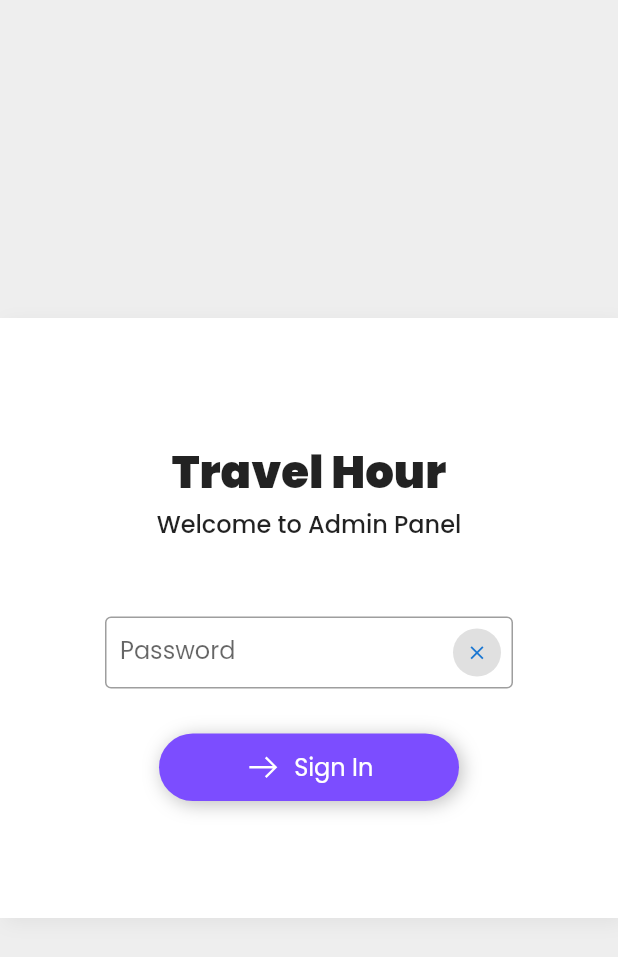
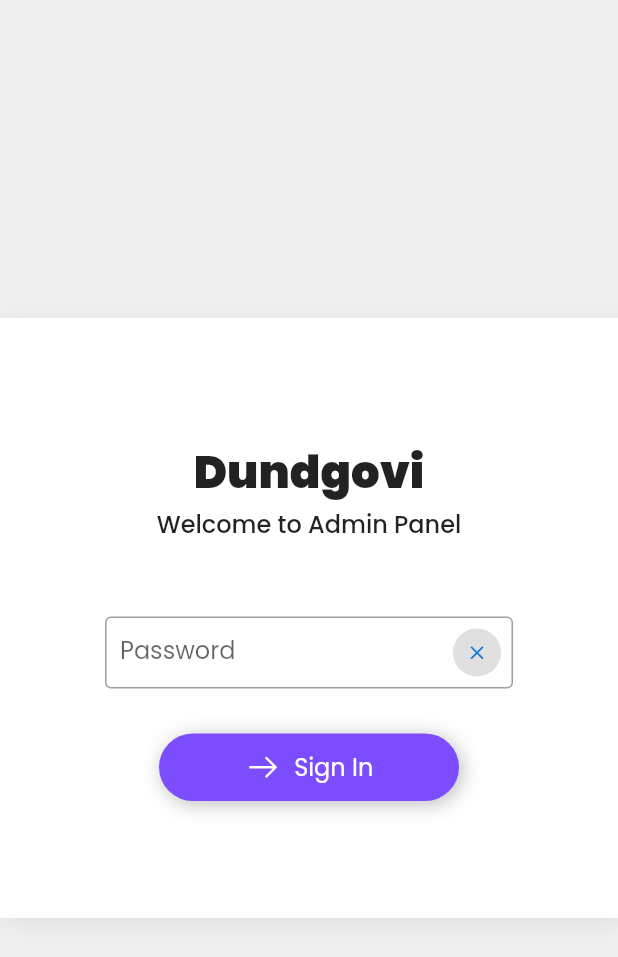
Before and after one commit to jambacx/Dundgovi-Admin, a Flutter app: the screen it shows after launch, on a phone screen of 412 x 824 dp. Shown: the top 957 px of the screen. Run offline on Flutter 3.47's test engine with Material 2 defaults, Android fonts, the phone set to English and light mode, and no system bars; our stand-ins replace cached_network_image, cloud_firestore, flutter_html, fluttertoast, google_fonts, html_unescape and 2 more; accounts and stored records are empty.

Commit message:
fix: plate added

```diff
--- a/lib/config/config.dart
+++ b/lib/config/config.dart
@@ -1,9 +1,10 @@
-
-class Config{
-  final String appName = 'Travel Hour'; //app name
-  final String testerPassword = 'tester1234';  //testing password - don't use this password in the database (you can change this testing password too)
+class Config {
+  final String appName = 'Dundgovi'; //app name
+  final String testerPassword =
+      'tester1234'; //testing password - don't use this password in the database (you can change this testing password too)
 
   //firebase server token for push notication
-  final String serverToken = 'AAAA1cgQa-M:APA91bFMD4KswezZfuap6nNBd24JDAIMLXIfni3fHKvd*****************';
+  final String serverToken =
+      'AAAAq30YB1c:APA91bEFInAhlLh9yz97CU0-2BD2_c5ZbfcNwGigm68WRmJTSSkTqKaa4ljP-tAy5y5ss8Fc50NbMUGs-RzQmST1uxnbxtLru-ZhFILNDulj3e85UVQC2G0rbgib0-3H_Rckk7X5IfSI';
   final String icon = 'assets/images/icon.png'; // app icon
 }
```
Also changed, not shown: assets/images/icon.png, 1 other file.
